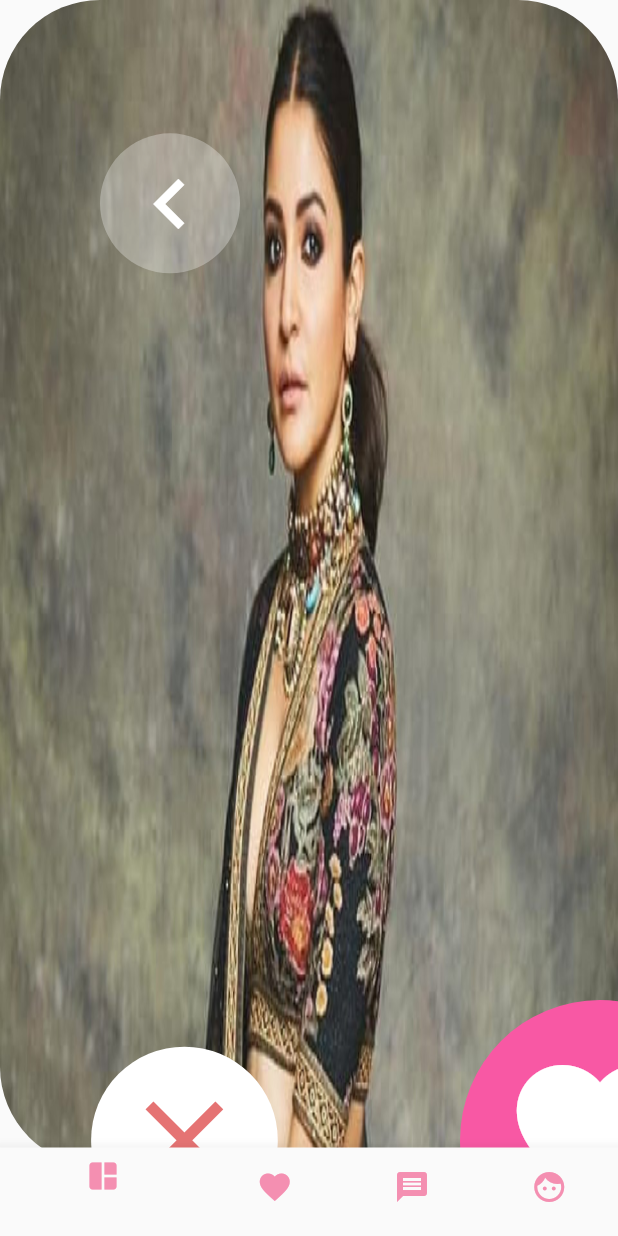
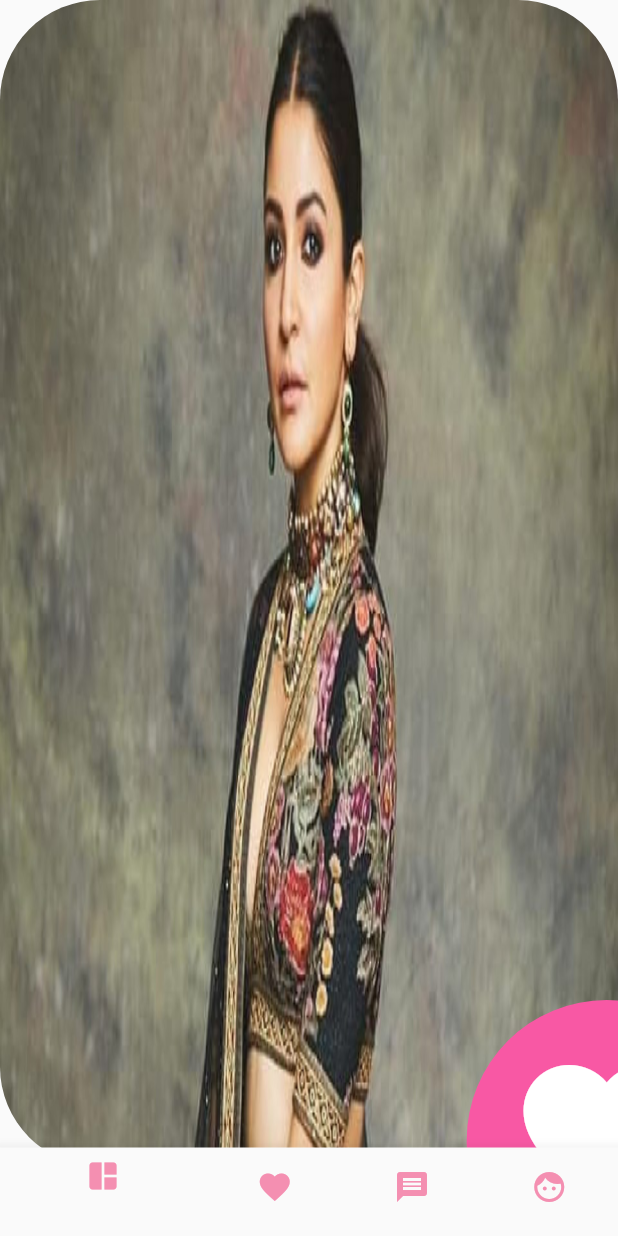
Before and after one commit to Kshittiz21/dating_app, a Flutter app: the HomePage screen opened directly, on a phone screen of 412 x 824 dp. Run offline on Flutter 3.47's test engine with Material 2 defaults, Android fonts, the phone set to English and light mode, and no system bars; our stand-ins replace equatable, firebase_auth, firebase_core, google_fonts, google_sign_in, image_picker; missing offline and left inert: flutter_facebook_auth; accounts and stored records are empty.

Commit message:
Made feed scrollable and has a issue in liked profile screen

```diff
--- a/lib/presentation/journeys/profile/user_model.dart
+++ b/lib/domain/entities/user_model.dart
@@ -10,6 +10,10 @@ class UserModel with ChangeNotifier {
   late int age;
   late List<UserModel> likedUserList;
 
+  void addLikedUser(UserModel userModel) {
+    likedUserList.add(userModel);
+  }
+
   UserModel({
     required this.images,
     required this.name,
@@ -17,6 +21,7 @@ class UserModel with ChangeNotifier {
     required this.age,
     required this.bio,
     required this.hobbies,
+    this.likedUserList = const [],
   });
 }
 
--- a/lib/presentation/journeys/details/detail_screen.dart
+++ b/lib/presentation/journeys/details/detail_screen.dart
@@ -2,28 +2,18 @@ import 'package:dating_app/common/constants/size_constants.dart';
 import 'package:dating_app/common/screen_util/screen_util.dart';
 import 'package:dating_app/domain/entities/test_data.dart';
 import 'package:dating_app/common/extensions/size_extensions.dart';
+import 'package:dating_app/domain/entities/user_model.dart';
 import 'package:dating_app/presentation/themes/app_colors.dart';
 import 'package:dating_app/presentation/widgets/custom_icon.dart';
 import 'package:flutter/material.dart';
 
 class DetailScreen extends StatelessWidget {
-  DetailScreen({Key? key}) : super(key: key);
-
-  final List<String> testList = [
-    'Hockey',
-    'music',
-    'movie',
-    'cricket',
-    'carrom',
-    'dancee'
-  ];
+  final UserModel userModel;
+  DetailScreen({Key? key, required this.userModel}) : super(key: key);
   @override
   Widget build(BuildContext context) {
     ScreenUtil.init();
-    return
-        // Scaffold(
-        //   body:
-        SingleChildScrollView(
+    return SingleChildScrollView(
       child: Container(
         height: MediaQuery.of(context).size.height,
         child: Stack(
@@ -40,45 +30,15 @@ class DetailScreen extends StatelessWidget {
             ),
             Positioned(
               top: Sizes.dimen_300.w,
+              left: Sizes.dimen_140.w,
               child: Container(
-                width: Sizes.dimen_360.w,
-                child: Row(
-                  mainAxisAlignment: MainAxisAlignment.spaceAround,
-                  children: [
-                    CustomIcon(
-                      backGroundColor: Colors.white,
-                      iconColor: Colors.red.shade300,
-                      iconSize: Sizes.dimen_40.w,
-                      iconData: Icons.close,
-                      onTap: () {},
-                    ),
-                    CustomIcon(
-                      backGroundColor: Color(0xffF858A4),
-                      iconColor: Colors.white,
-                      iconSize: Sizes.dimen_60.w,
-                      iconData: Icons.favorite,
-                      onTap: () {},
-                    ),
-                    CustomIcon(
-                      backGroundColor: Colors.white,
-                      iconColor: Colors.purple.shade300,
-                      iconSize: Sizes.dimen_40.w,
-                      iconData: Icons.star,
-                      onTap: () {},
-                    ),
-                  ],
+                child: CustomIcon(
+                  backGroundColor: Color(0xffF858A4),
+                  iconColor: Colors.white,
+                  iconSize: Sizes.dimen_60.w,
+                  iconData: Icons.favorite,
+                  onTap: () {},
                 ),
-              ),
-            ),
-            Positioned(
-              top: Sizes.dimen_40.w,
-              left: Sizes.dimen_30.w,
-              child: CustomIcon(
-                backGroundColor: Colors.white30,
-                iconColor: Colors.white,
-                iconSize: Sizes.dimen_30.w,
-                iconData: Icons.chevron_left,
-                onTap: () {},
               ),
             ),
             Positioned(
@@ -89,11 +49,11 @@ class DetailScreen extends StatelessWidget {
                   crossAxisAlignment: CrossAxisAlignment.start,
                   children: [
                     Text(
-                      "Anushka Sharma, 24",
+                      "${userModel.name}, ${userModel.age}",
                       style: Theme.of(context).textTheme.headline5,
                     ),
                     Text(
-                      "Actress",
+                      "${userModel.gender}",
                       style: Theme.of(context)
                           .textTheme
                           .subtitle1
@@ -109,7 +69,7 @@ class DetailScreen extends StatelessWidget {
                     Container(
                       width: Sizes.dimen_300.w,
                       child: Text(
-                        "Anushka Sharma is an Indian actress and film producer who works in Hindi films. One of the most popular and highest-paid actresses in India, she has received several awards, including a Filmfare Award.",
+                        "${userModel.bio}",
                         maxLines: 5,
                         style: Theme.of(context).textTheme.subtitle2,
                       ),
@@ -126,7 +86,7 @@ class DetailScreen extends StatelessWidget {
                       child: Wrap(
                         spacing: Sizes.dimen_10.w,
                         children: [
-                          for (int i = 0; i < testList.length; i++)
+                          for (int i = 0; i < userModel.hobbies.length; i++)
                             Container(
                               margin: EdgeInsets.symmetric(
                                   vertical: Sizes.dimen_4.w),
@@ -142,7 +102,7 @@ class DetailScreen extends StatelessWidget {
                                       color:
                                           AppColors.mediumAppColorList[i % 3])),
                               child: Text(
-                                testList[i],
+                                userModel.hobbies[i],
                               ),
                             ),
                         ],
@@ -155,7 +115,6 @@ class DetailScreen extends StatelessWidget {
           ],
         ),
       ),
-      // ),
     );
   }
 }
--- /dev/null
+++ b/lib/presentation/journeys/details/feed_screen.dart
@@ -0,0 +1,22 @@
+import 'package:dating_app/domain/entities/user_model.dart';
+import 'package:dating_app/presentation/journeys/details/detail_screen.dart';
+import 'package:flutter/material.dart';
+
+class FeedScreen extends StatelessWidget {
+  final UserModel userModel;
+  final List<UserModel> users;
+  const FeedScreen({Key? key, required this.userModel, required this.users})
+      : super(key: key);
+
+  @override
+  Widget build(BuildContext context) {
+    return PageView.builder(
+      itemBuilder: (context, index) {
+        return DetailScreen(userModel: users[index]);
+      },
+      itemCount: users.length,
+      physics: ClampingScrollPhysics(),
+      pageSnapping: true,
+    );
+  }
+}
--- a/lib/presentation/journeys/details/profile_card.dart
+++ b/lib/presentation/journeys/details/profile_card.dart
@@ -1,11 +1,12 @@
 import 'package:dating_app/common/constants/size_constants.dart';
 import 'package:dating_app/domain/entities/test_data.dart';
+import 'package:dating_app/domain/entities/user_model.dart';
 import 'package:dating_app/presentation/widgets/custom_icon.dart';
 import 'package:flutter/material.dart';
 import 'package:dating_app/common/extensions/size_extensions.dart';
 
 class ProfileCard extends StatelessWidget {
-  final TestData profile;
+  final UserModel profile;
   const ProfileCard({Key? key, required this.profile}) : super(key: key);
 
   @override
```
Also changed, not shown: lib/presentation/journeys/details/liked_profile_screen.dart (+11 -44 lines), lib/presentation/journeys/home/homepage.dart (+21 -2 lines), lib/presentation/journeys/profile/update_profile.dart (+26 -25 lines).
